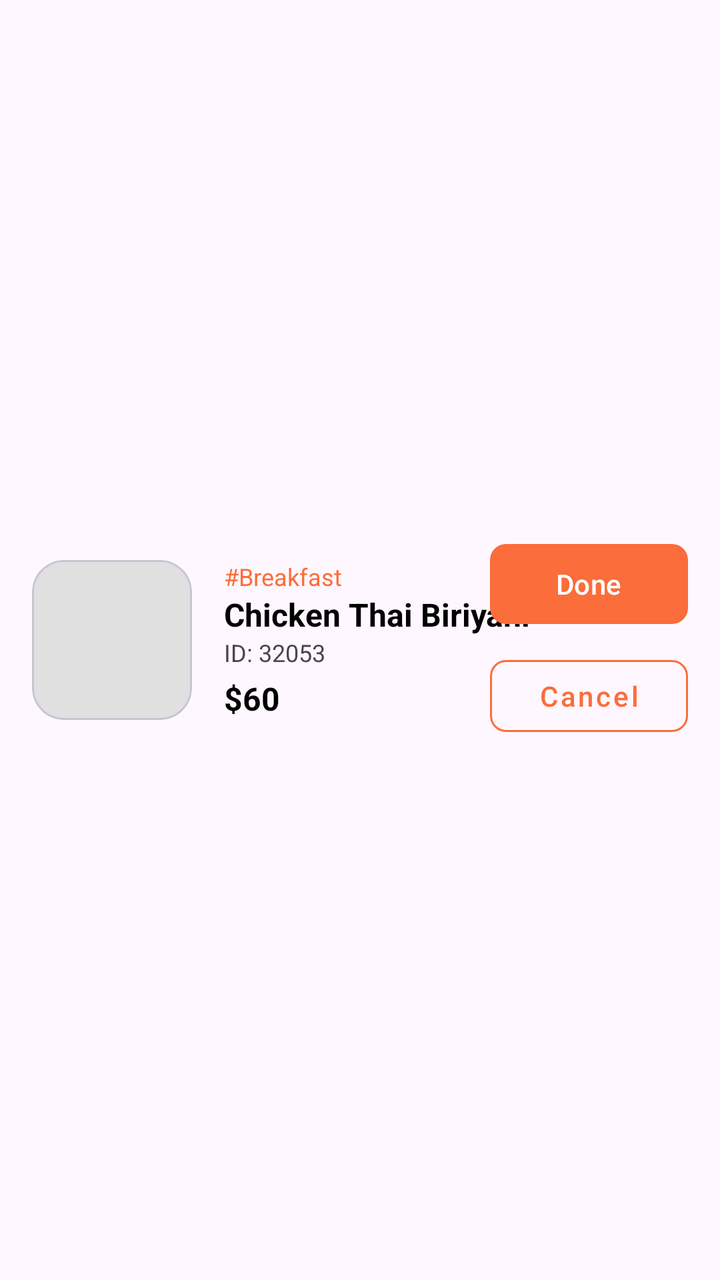
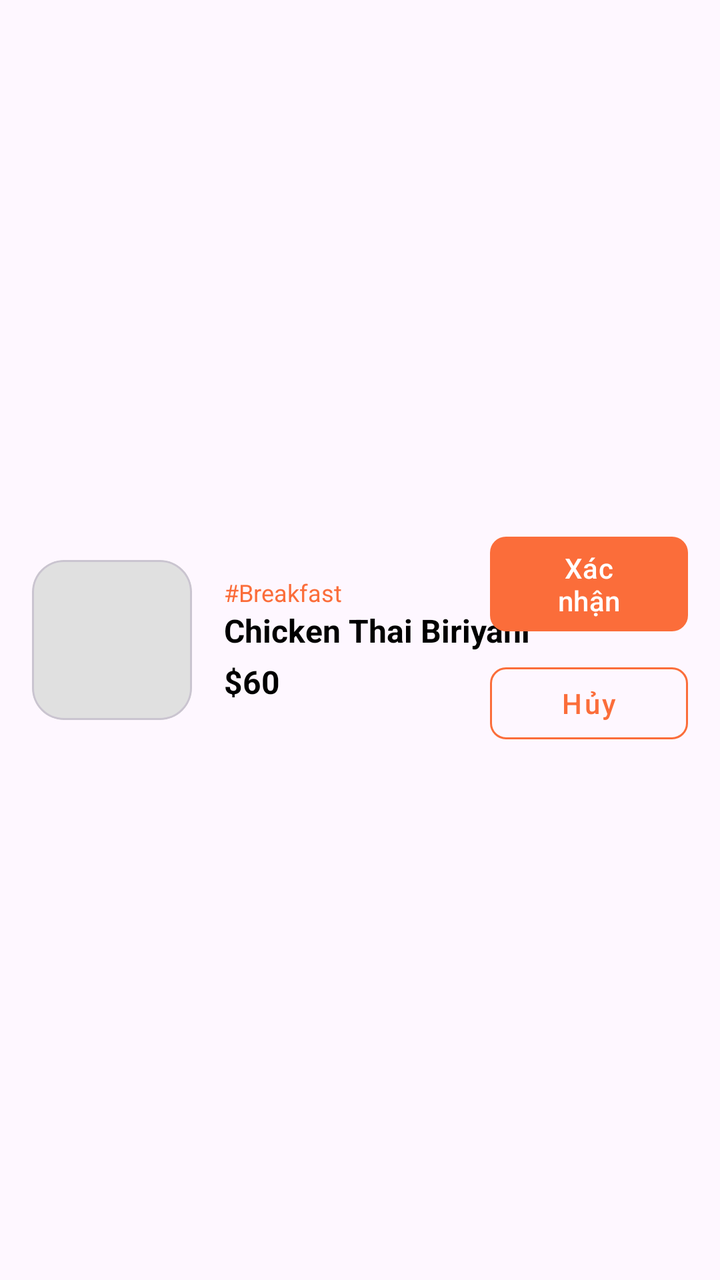

Before-and-after screenshots of an Android layout around one commit, followed by the original layout XML and the change that was made.
<!-- AndroidManifest.xml: application theme Theme.PRM392_Assignment_Food -->
<!-- res/layout/item_running_order.xml -->
<?xml version="1.0" encoding="utf-8"?>
<RelativeLayout xmlns:android="http://schemas.android.com/apk/res/android"
    xmlns:app="http://schemas.android.com/apk/res-auto"
    android:layout_width="match_parent"
    android:layout_height="wrap_content"
    android:padding="16dp">

    <com.google.android.material.card.MaterialCardView
        android:id="@+id/card_image"
        android:layout_width="80dp"
        android:layout_height="80dp"
        android:layout_alignParentStart="true"
        android:layout_centerVertical="true"
        app:cardBackgroundColor="#E0E0E0"
        app:cardCornerRadius="16dp"
        app:cardElevation="0dp" />

    <LinearLayout
        android:id="@+id/info_layout"
        android:layout_width="wrap_content"
        android:layout_height="wrap_content"
        android:layout_centerVertical="true"
        android:layout_marginStart="16dp"
        android:layout_toEndOf="@id/card_image"
        android:orientation="vertical">

        <TextView
            android:id="@+id/tv_category"
            android:layout_width="wrap_content"
            android:layout_height="wrap_content"
            android:text="#Breakfast"
            android:textColor="#FB6D3A"
            android:textSize="12sp" />

        <TextView
            android:id="@+id/tv_item_name"
            android:layout_width="wrap_content"
            android:layout_height="wrap_content"
            android:text="Chicken Thai Biriyani"
            android:textColor="@android:color/black"
            android:textSize="16sp"
            android:textStyle="bold" />

        <TextView
            android:id="@+id/tv_item_id"
            android:layout_width="wrap_content"
            android:layout_height="wrap_content"
            android:text="ID: 32053"
            android:textSize="12sp" />

        <TextView
            android:id="@+id/tv_price"
            android:layout_width="wrap_content"
            android:layout_height="wrap_content"
            android:layout_marginTop="4dp"
            android:text="$60"
            android:textColor="@android:color/black"
            android:textSize="16sp"
            android:textStyle="bold" />

    </LinearLayout>

    <LinearLayout
        android:layout_width="wrap_content"
        android:layout_height="wrap_content"
        android:layout_alignParentEnd="true"
        android:layout_centerVertical="true"
        android:orientation="vertical">

        <com.google.android.material.button.MaterialButton
            android:id="@+id/btn_done"
            android:layout_width="99dp"
            android:layout_height="wrap_content"
            android:text="Done"
            android:textAllCaps="false"
            android:textColor="@android:color/white"
            app:backgroundTint="#FB6D3A"
            app:cornerRadius="8dp" />

        <com.google.android.material.button.MaterialButton
            android:id="@+id/btn_cancel"
            style="@style/Widget.MaterialComponents.Button.OutlinedButton"
            android:layout_width="99dp"
            android:layout_height="wrap_content"
            android:layout_marginTop="8dp"
            android:text="Cancel"
            android:textAllCaps="false"
            android:textColor="#FB6D3A"
            app:cornerRadius="8dp"
            app:strokeColor="#FB6D3A" />
    </LinearLayout>

</RelativeLayout>
<!-- resources referenced by this layout -->
<resources>
  <style name="Theme.PRM392_Assignment_Food" parent="Base.Theme.PRM392_Assignment_Food" />
  <style name="Base.Theme.PRM392_Assignment_Food" parent="Theme.Material3.DayNight.NoActionBar">
          
          <item name="colorPrimary">@color/deep_orange</item>
          <item name="colorPrimaryVariant">@color/deep_orange</item>
          <item name="colorOnPrimary">@color/white</item>
          
          <item name="colorSecondary">@color/deep_orange</item>
          <item name="colorSecondaryVariant">@color/deep_orange</item>
          <item name="colorOnSecondary">@color/black</item>
          
          <item name="android:statusBarColor" tools:targetApi="l">?attr/colorPrimaryVariant</item>
          
      </style>
  <color name="deep_orange">#FF7622</color>
  <color name="white">#FFFFFF</color>
  <color name="black">#000000</color>
</resources>

<!-- the commit's change to res/layout/item_running_order.xml (unified diff, before → after) -->
@@ -6,14 +6,22 @@
     android:padding="16dp">
 
     <com.google.android.material.card.MaterialCardView
-        android:id="@+id/card_image"
+        android:id="@+id/card_image_container"
         android:layout_width="80dp"
         android:layout_height="80dp"
         android:layout_alignParentStart="true"
         android:layout_centerVertical="true"
-        app:cardBackgroundColor="#E0E0E0"
         app:cardCornerRadius="16dp"
-        app:cardElevation="0dp" />
+        app:cardElevation="0dp">
+
+        <ImageView
+            android:id="@+id/iv_food_image"
+            android:layout_width="match_parent"
+            android:layout_height="match_parent"
+            android:scaleType="centerCrop"
+            android:background="#E0E0E0" />
+
+    </com.google.android.material.card.MaterialCardView>
 
     <LinearLayout
         android:id="@+id/info_layout"
@@ -21,7 +29,7 @@
         android:layout_height="wrap_content"
         android:layout_centerVertical="true"
         android:layout_marginStart="16dp"
-        android:layout_toEndOf="@id/card_image"
+        android:layout_toEndOf="@id/card_image_container"
         android:orientation="vertical">
 
         <TextView
@@ -46,6 +54,7 @@
             android:layout_width="wrap_content"
             android:layout_height="wrap_content"
             android:text="ID: 32053"
+            android:visibility="gone"
             android:textSize="12sp" />
 
         <TextView
@@ -71,7 +80,7 @@
             android:id="@+id/btn_done"
             android:layout_width="99dp"
             android:layout_height="wrap_content"
-            android:text="Done"
+            android:text="Xác nhận"
             android:textAllCaps="false"
             android:textColor="@android:color/white"
             app:backgroundTint="#FB6D3A"
@@ -83,7 +92,7 @@
             android:layout_width="99dp"
             android:layout_height="wrap_content"
             android:layout_marginTop="8dp"
-            android:text="Cancel"
+            android:text="Hủy"
             android:textAllCaps="false"
             android:textColor="#FB6D3A"
             app:cornerRadius="8dp"
